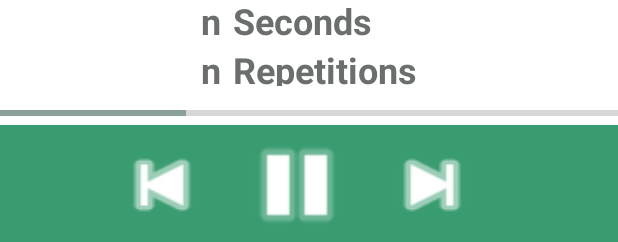
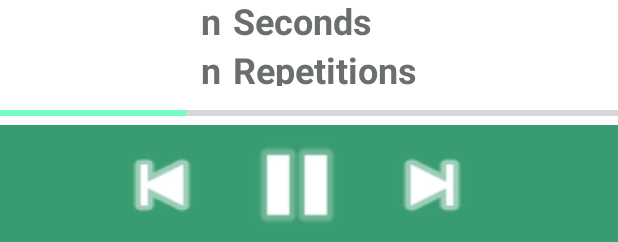
Before and after one commit to JuanOriana/fithub-mobile, an Android app: the layout activity_execution.xml on its own in the app's theme, with its tools: preview values and no code run, on a phone screen of 412 x 824 dp. Shown: the part 991-1233 px from the top of the screen. Run offline under Robolectric (Android 15) with nearby library versions, the phone set to English and light mode, and no system bars; network calls fail.

Commit message:
Title in qr

```diff
--- a/app/src/main/java/com/example/fithub_mobile/QrGenActivity.java
+++ b/app/src/main/java/com/example/fithub_mobile/QrGenActivity.java
@@ -23,6 +23,7 @@ import android.view.MenuInflater;
 import android.view.MenuItem;
 import android.view.View;
 import android.widget.ImageView;
+import android.widget.TextView;
 import android.widget.Toast;
 
 import com.example.fithub_mobile.routine.RoutineActivity;
@@ -58,6 +59,8 @@ public class QrGenActivity extends AppCompatActivity {
         ab.setDisplayHomeAsUpEnabled(true);
 
         int id = getIntent().getIntExtra(RoutineActivity.EXTRA_ID,0);
+        String title = getIntent().getStringExtra(RoutineActivity.TITLE_QR_ID);
+        ((TextView)findViewById(R.id.title_qr_view)).setText(title);
 
         Bitmap myBitmap = QRCode.from("http://fithub.com/routine?id="+ id).bitmap();
         ImageView myImage = findViewById(R.id.qr_code);
--- a/app/src/main/java/com/example/fithub_mobile/routine/RoutineActivity.java
+++ b/app/src/main/java/com/example/fithub_mobile/routine/RoutineActivity.java
@@ -59,6 +59,7 @@ public class RoutineActivity extends AppCompatActivity {
 
     public static final String EXTRA_ID = "com.example.fithub_mobile.EXTRA_ID";
     static final private String ID_PARENT_EXTRA = "com.example.fithub_mobile.ID_PARENT";
+    static final public String TITLE_QR_ID = "com.example.fithub_mobile.TITLE_QR_ID";
     private FullRoutine routine;
     private List<FullCycle> cycles;
     private int id;
@@ -120,6 +121,7 @@ public class RoutineActivity extends AppCompatActivity {
         qrBtn.setOnClickListener(view -> {
             Intent i = new Intent(this, QrGenActivity.class);
             i.putExtra(EXTRA_ID,id);
+            i.putExtra(TITLE_QR_ID, routine.getName());
             startActivity(i);
         });
 
--- a/app/src/main/res/layout-land/activity_execution.xml
+++ b/app/src/main/res/layout-land/activity_execution.xml
@@ -150,7 +150,7 @@
         android:layout_height="wrap_content"
         android:max="100"
         android:progress="30"
-        android:progressTint="@color/fithub_light"
+        android:progressTint="#75FDC2"
         app:layout_constraintBottom_toTopOf="@+id/toolbar3"
         app:layout_constraintEnd_toEndOf="parent"
         app:layout_constraintStart_toStartOf="parent" />
--- a/app/src/main/res/layout-land/activity_execution_queue.xml
+++ b/app/src/main/res/layout-land/activity_execution_queue.xml
@@ -200,7 +200,7 @@
         android:layout_height="wrap_content"
         android:max="100"
         android:progress="30"
-        android:progressTint="@color/fithub_light"
+        android:progressTint="#75FDC2"
         app:layout_constraintBottom_toTopOf="@+id/toolbar4"
         app:layout_constraintEnd_toEndOf="parent"
         app:layout_constraintStart_toStartOf="parent" />
--- a/app/src/main/res/layout/activity_execution.xml
+++ b/app/src/main/res/layout/activity_execution.xml
@@ -52,7 +52,7 @@
         android:layout_height="wrap_content"
         android:max="100"
         android:progress="30"
-        android:progressTint="@color/fithub_light"
+        android:progressTint="#75FDC2"
         app:layout_constraintBottom_toTopOf="@+id/toolbar3"
         app:layout_constraintEnd_toEndOf="parent"
         app:layout_constraintStart_toStartOf="parent" />
--- a/app/src/main/res/layout/activity_execution_queue.xml
+++ b/app/src/main/res/layout/activity_execution_queue.xml
@@ -193,7 +193,7 @@
         android:layout_height="wrap_content"
         android:max="100"
         android:progress="30"
-        android:progressTint="@color/fithub_light"
+        android:progressTint="#75FDC2"
         app:layout_constraintBottom_toTopOf="@+id/toolbar4"
         app:layout_constraintEnd_toEndOf="parent"
         app:layout_constraintStart_toStartOf="parent" />
```
Also changed, not shown: app/src/main/res/layout/activity_qr_gen.xml (+14 -2 lines).
